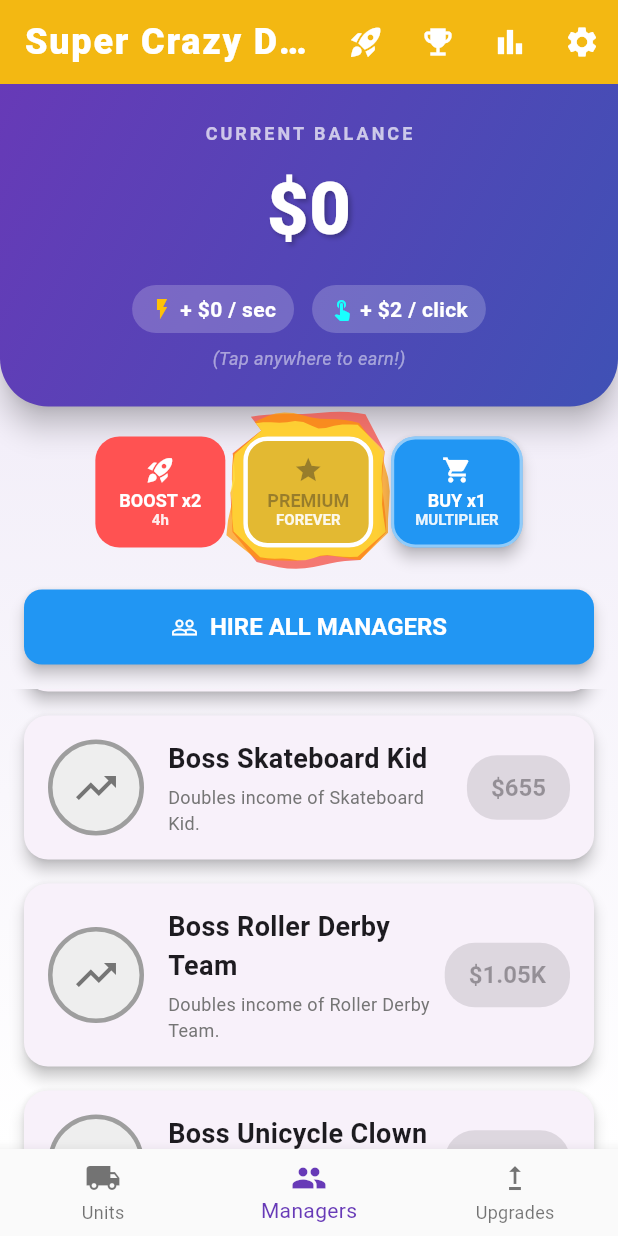
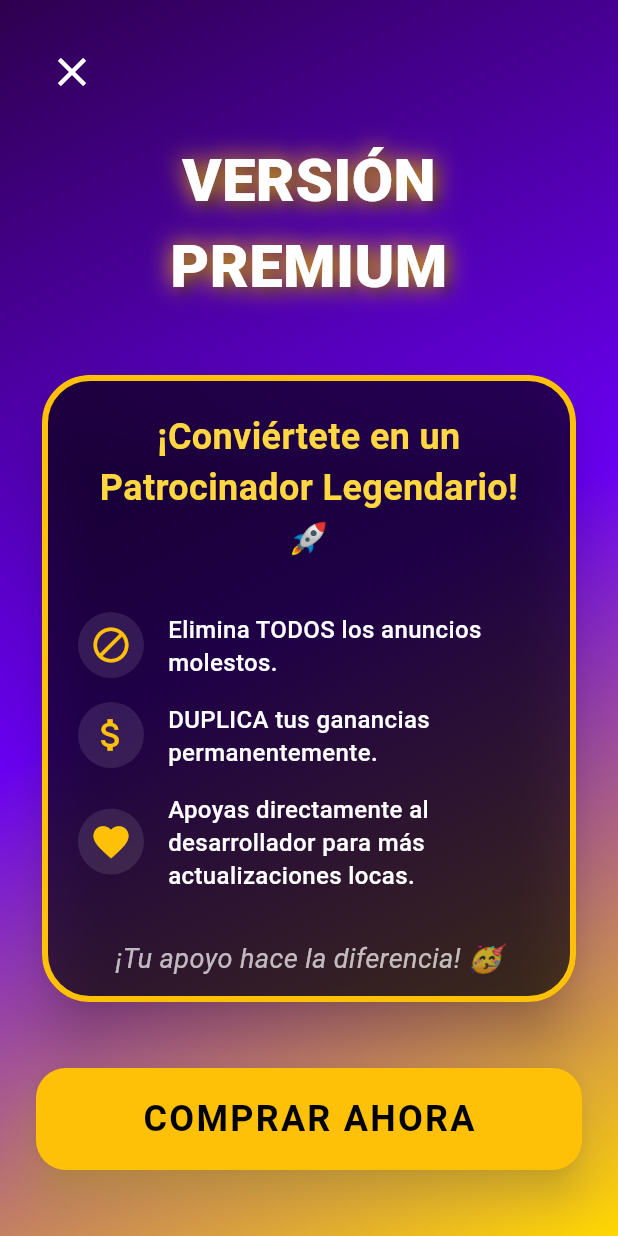
Before and after one commit to coins5/supercrazydeliveryinc, a Flutter app: the screen it shows after launch, item 2 of the bottom bar chosen, scrolled down 576 dp, after a tap on "PREMIUM", on a phone screen of 412 x 824 dp. Run offline on Flutter 3.47's test engine with Material 3 defaults, Android fonts, the phone set to English and light mode, and no system bars; our stand-ins replace shared_preferences.

Commit message:
Become premium

```diff
--- /dev/null
+++ b/flutter_launcher_icons.yaml
@@ -0,0 +1,34 @@
+# flutter pub run flutter_launcher_icons
+flutter_launcher_icons:
+  image_path: "assets/icon/icon.png"
+
+  android: "launcher_icon"
+  # image_path_android: "assets/icon/icon.png"
+  min_sdk_android: 21 # android min sdk min:16, default 21
+  # adaptive_icon_background: "assets/icon/background.png"
+  # adaptive_icon_foreground: "assets/icon/foreground.png"
+  # adaptive_icon_foreground_inset: 16
+  # adaptive_icon_monochrome: "assets/icon/monochrome.png"
+
+  ios: true
+  # image_path_ios: "assets/icon/icon.png"
+  remove_alpha_ios: true
+  # image_path_ios_dark_transparent: "assets/icon/icon_dark.png"
+  # image_path_ios_tinted_grayscale: "assets/icon/icon_tinted.png"
+  # desaturate_tinted_to_grayscale_ios: true
+  # background_color_ios: "#ffffff"
+
+  web:
+    generate: true
+    image_path: "path/to/image.png"
+    background_color: "#hexcode"
+    theme_color: "#hexcode"
+
+  windows:
+    generate: true
+    image_path: "path/to/image.png"
+    icon_size: 48 # min:48, max:256, default: 48
+
+  macos:
+    generate: true
+    image_path: "path/to/image.png"
--- a/lib/screens/home_screen.dart
+++ b/lib/screens/home_screen.dart
@@ -12,6 +12,7 @@ import 'prestige_screen.dart';
 import '../widgets/golden_package_widget.dart';
 import '../widgets/crazy_dialog.dart';
 import '../widgets/fire_border.dart';
+import 'premium_screen.dart';
 
 class HomeScreen extends StatefulWidget {
   const HomeScreen({super.key});
@@ -408,7 +409,15 @@ class _HomeScreenState extends State<HomeScreen> {
                                 context: context,
                                 onPressed: gameState.isPremium
                                     ? null
-                                    : gameState.activatePremium,
+                                    : () {
+                                        Navigator.push(
+                                          context,
+                                          MaterialPageRoute(
+                                            builder: (context) =>
+                                                const PremiumScreen(),
+                                          ),
+                                        );
+                                      },
                                 isActive: gameState.isPremium,
                                 activeColor: Colors.amber,
                                 inactiveColor: Colors.amber,
--- /dev/null
+++ b/lib/screens/premium_screen.dart
@@ -0,0 +1,190 @@
+import 'package:flutter/material.dart';
+import 'package:provider/provider.dart';
+import '../models/game_state.dart';
+
+class PremiumScreen extends StatelessWidget {
+  const PremiumScreen({super.key});
+
+  @override
+  Widget build(BuildContext context) {
+    return Scaffold(
+      body: Container(
+        decoration: const BoxDecoration(
+          gradient: LinearGradient(
+            begin: Alignment.topLeft,
+            end: Alignment.bottomRight,
+            colors: [
+              Color(0xFF2E004F), // Deep Purple
+              Color(0xFF6A00F4), // Bright Purple
+              Color(0xFFFFD700), // Gold
+            ],
+            stops: [0.0, 0.5, 1.0],
+          ),
+        ),
+        child: SafeArea(
+          child: Padding(
+            padding: const EdgeInsets.all(24.0),
+            child: Column(
+              crossAxisAlignment: CrossAxisAlignment.stretch,
+              children: [
+                Align(
+                  alignment: Alignment.topLeft,
+                  child: IconButton(
+                    icon: const Icon(
+                      Icons.close,
+                      color: Colors.white,
+                      size: 32,
+                    ),
+                    onPressed: () => Navigator.of(context).pop(),
+                  ),
+                ),
+                const SizedBox(height: 20),
+                const Text(
+                  'VERSIÓN PREMIUM',
+                  textAlign: TextAlign.center,
+                  style: TextStyle(
+                    fontSize: 40,
+                    fontWeight: FontWeight.w900,
+                    color: Colors.white,
+                    shadows: [
+                      Shadow(
+                        color: Colors.black45,
+                        offset: Offset(4, 4),
+                        blurRadius: 8,
+                      ),
+                      Shadow(
+                        color: Colors.amber,
+                        offset: Offset(0, 0),
+                        blurRadius: 20,
+                      ),
+                    ],
+                  ),
+                ),
+                const SizedBox(height: 40),
+                Expanded(
+                  child: Card(
+                    elevation: 16,
+                    shape: RoundedRectangleBorder(
+                      borderRadius: BorderRadius.circular(32),
+                      side: const BorderSide(color: Colors.amber, width: 4),
+                    ),
+                    color: Colors.black.withOpacity(0.6),
+                    child: Padding(
+                      padding: const EdgeInsets.all(24.0),
+                      child: Column(
+                        mainAxisAlignment: MainAxisAlignment.center,
+                        children: [
+                          const Text(
+                            '¡Conviértete en un Patrocinador Legendario! 🚀',
+                            textAlign: TextAlign.center,
+                            style: TextStyle(
+                              fontSize: 24,
+                              fontWeight: FontWeight.bold,
+                              color: Colors.amberAccent,
+                            ),
+                          ),
+                          const SizedBox(height: 32),
+                          _buildBenefitRow(
+                            icon: Icons.block,
+                            text: 'Elimina TODOS los anuncios molestos.',
+                          ),
+                          const SizedBox(height: 16),
+                          _buildBenefitRow(
+                            icon: Icons.attach_money,
+                            text: 'DUPLICA tus ganancias permanentemente.',
+                          ),
+                          const SizedBox(height: 16),
+                          _buildBenefitRow(
+                            icon: Icons.favorite,
+                            text:
+                                'Apoyas directamente al desarrollador para más actualizaciones locas.',
+                          ),
+                          const SizedBox(height: 32),
+                          const Text(
+                            '¡Tu apoyo hace la diferencia! 🥳',
+                            textAlign: TextAlign.center,
+                            style: TextStyle(
+                              fontSize: 18,
+                              fontStyle: FontStyle.italic,
+                              color: Colors.white70,
+                            ),
+                          ),
+                        ],
+                      ),
+                    ),
+                  ),
+                ),
+                const SizedBox(height: 40),
+                ElevatedButton(
+                  onPressed: () {
+                    final gameState = Provider.of<GameState>(
+                      context,
+                      listen: false,
+                    );
+                    gameState.activatePremium();
+                    Navigator.of(context).pop();
+                    ScaffoldMessenger.of(context).showSnackBar(
+                      const SnackBar(
+                        content: Text(
+                          '¡GRACIAS POR TU APOYO! ERES INCREÍBLE. 💖',
+                        ),
+                        backgroundColor: Colors.amber,
+                        duration: Duration(seconds: 5),
+                      ),
+                    );
+                  },
+                  style: ElevatedButton.styleFrom(
+                    backgroundColor: Colors.amber,
+                    foregroundColor: Colors.black,
+                    padding: const EdgeInsets.symmetric(vertical: 20),
+                    shape: RoundedRectangleBorder(
+                      borderRadius: BorderRadius.circular(20),
+                    ),
+                    elevation: 10,
+                    shadowColor: Colors.amberAccent,
+                  ),
+                  child: const Text(
+                    'COMPRAR AHORA',
+                    style: TextStyle(
+                      fontSize: 24,
+                      fontWeight: FontWeight.bold,
+                      letterSpacing: 1.5,
+                    ),
+                  ),
+                ),
+                const SizedBox(height: 20),
+              ],
+            ),
+          ),
+        ),
+      ),
+    );
+  }
+
+  Widget _buildBenefitRow({required IconData icon, required String text}) {
+    return Row(
+      children: [
+        Container(
+          padding: const EdgeInsets.all(8),
+          decoration: BoxDecoration(
+            color: Colors.white.withOpacity(0.1),
+            shape: BoxShape.circle,
+          ),
+          child: Icon(icon, color: Colors.amber, size: 28),
+        ),
+        const SizedBox(width: 16),
+        Expanded(
+          child: Text(
+            text,
+            style: const TextStyle(
+              fontSize: 16,
+              color: Colors.white,
+              fontWeight: FontWeight.w500,
+              height: 1.4,
+            ),
+          ),
+        ),
+      ],
+    );
+  }
+}
--- a/pubspec.yaml
+++ b/pubspec.yaml
@@ -36,6 +36,7 @@ dependencies:
   cupertino_icons: ^1.0.8
   provider: ^6.1.5+1
   shared_preferences: ^2.5.3
+  flutter_launcher_icons: ^0.14.4
 
 dev_dependencies:
   flutter_test:
```
Also changed, not shown: pubspec.lock, 1 other file.
